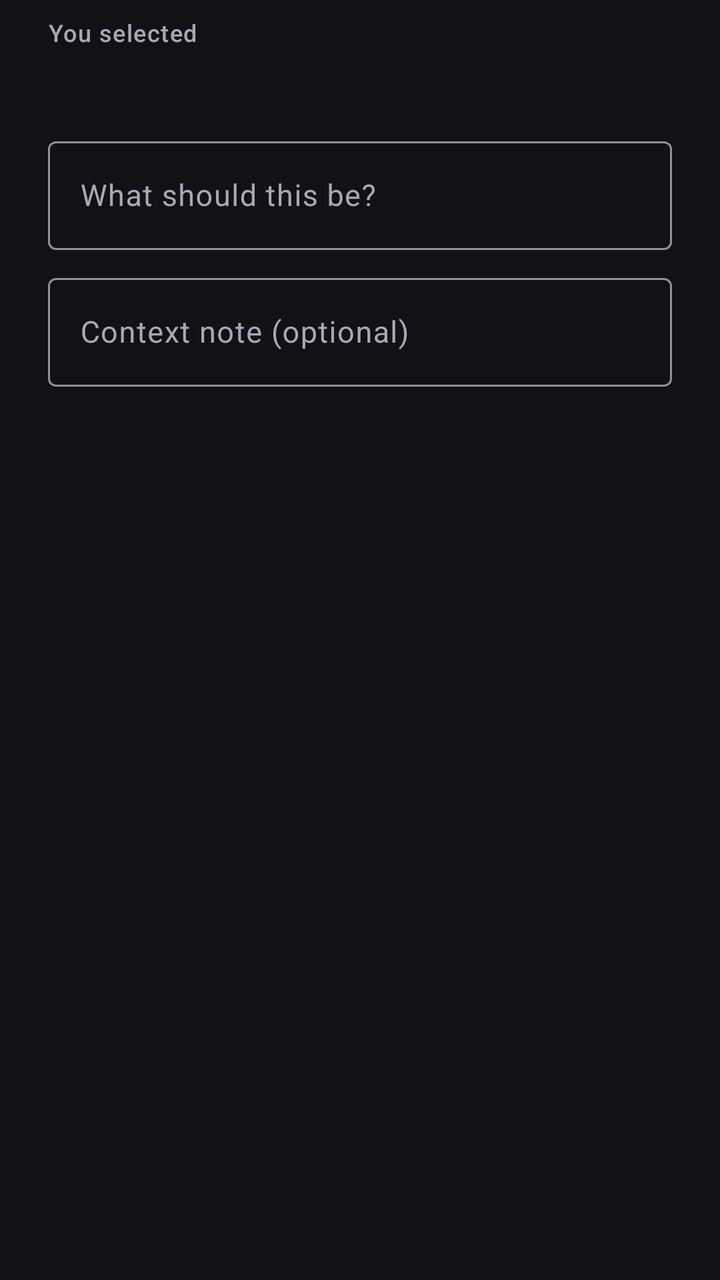
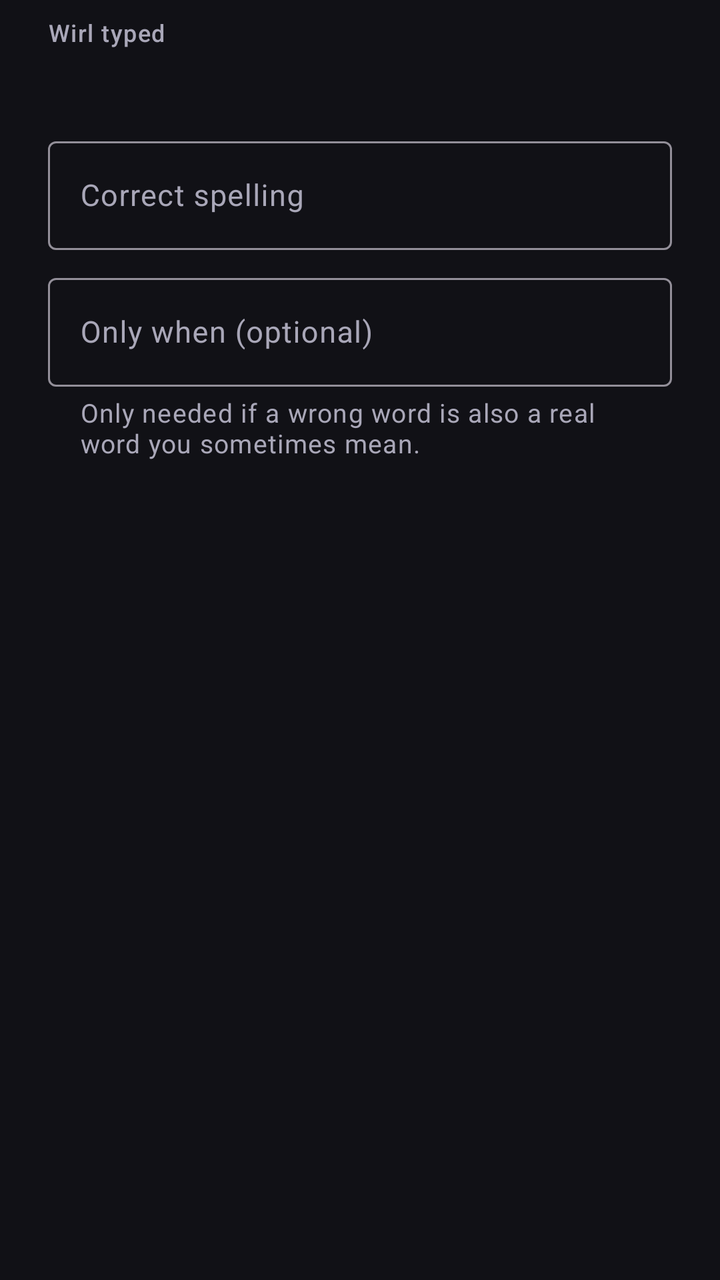

Before-and-after screenshots of an Android layout around one commit, followed by the original layout XML and the change that was made.
<!-- AndroidManifest.xml: application theme Theme.Wirl -->
<!-- res/layout/dialog_quick_add.xml -->
<?xml version="1.0" encoding="utf-8"?>
<LinearLayout xmlns:android="http://schemas.android.com/apk/res/android"
    xmlns:app="http://schemas.android.com/apk/res-auto"
    android:layout_width="match_parent"
    android:layout_height="wrap_content"
    android:orientation="vertical"
    android:paddingStart="24dp"
    android:paddingTop="8dp"
    android:paddingEnd="24dp">

    <TextView
        android:id="@+id/selectedLabel"
        android:layout_width="wrap_content"
        android:layout_height="wrap_content"
        android:text="@string/quick_add_selected"
        android:textAppearance="?attr/textAppearanceLabelMedium" />

    <TextView
        android:id="@+id/selected"
        android:layout_width="match_parent"
        android:layout_height="wrap_content"
        android:layout_marginTop="4dp"
        android:textAppearance="?attr/textAppearanceBodyLarge"
        android:textStyle="italic" />

    <com.google.android.material.textfield.TextInputLayout
        style="@style/Widget.Material3.TextInputLayout.OutlinedBox"
        android:layout_width="match_parent"
        android:layout_height="wrap_content"
        android:layout_marginTop="16dp"
        android:hint="@string/quick_add_term">
        <com.google.android.material.textfield.TextInputEditText
            android:id="@+id/quickTerm"
            android:layout_width="match_parent"
            android:layout_height="wrap_content"
            android:inputType="text"
            android:singleLine="true" />
    </com.google.android.material.textfield.TextInputLayout>

    <com.google.android.material.textfield.TextInputLayout
        style="@style/Widget.Material3.TextInputLayout.OutlinedBox"
        android:layout_width="match_parent"
        android:layout_height="wrap_content"
        android:layout_marginTop="8dp"
        android:hint="@string/dictionary_entry_note">
        <com.google.android.material.textfield.TextInputEditText
            android:id="@+id/quickNote"
            android:layout_width="match_parent"
            android:layout_height="wrap_content"
            android:inputType="textMultiLine|textCapSentences" />
    </com.google.android.material.textfield.TextInputLayout>
</LinearLayout>
<!-- resources referenced by this layout -->
<resources>
  <string name="dictionary_entry_note">Context note (optional)</string>
  <string name="quick_add_selected">You selected</string>
  <string name="quick_add_term">What should this be?</string>
  <style name="Theme.Wirl" parent="Theme.Material3.Dark.NoActionBar">
          <item name="colorPrimary">@color/settings_accent</item>
          <item name="colorOnPrimary">@color/settings_bg</item>
          <item name="colorPrimaryContainer">@color/brand_light</item>
          <item name="colorOnPrimaryContainer">@color/brand_dark</item>
          <item name="colorSecondary">@color/settings_accent</item>
          <item name="colorSurface">@color/settings_bg</item>
          <item name="colorOnSurface">@color/settings_text</item>
          <item name="colorOnSurfaceVariant">@color/settings_text_secondary</item>
          <item name="colorSurfaceContainerLow">@color/settings_card</item>
          <item name="colorSurfaceContainer">@color/settings_card</item>
          <item name="colorSurfaceContainerHigh">@color/settings_card</item>
          <item name="colorSurfaceContainerHighest">@color/settings_card</item>
          <item name="colorOutlineVariant">@color/settings_border</item>
          <item name="android:colorBackground">@color/settings_bg</item>
          <item name="android:textColorPrimary">@color/settings_text</item>
          <item name="android:textColorSecondary">@color/settings_text_secondary</item>
          <item name="android:statusBarColor">@color/settings_bg</item>
          <item name="android:navigationBarColor">@color/settings_bg</item>
          <item name="textAppearanceTitleLarge">@style/Wirl.TextAppearance.Title</item>
          <item name="textAppearanceTitleMedium">@style/Wirl.TextAppearance.TitleMedium</item>
          <item name="textAppearanceBodyLarge">@style/Wirl.TextAppearance.Body</item>
          <item name="textAppearanceBodyMedium">@style/Wirl.TextAppearance.BodyMedium</item>
          <item name="textAppearanceBodySmall">@style/Wirl.TextAppearance.Caption</item>
          <item name="textAppearanceLabelLarge">@style/Wirl.TextAppearance.BodyMedium</item>
      </style>
  <color name="settings_accent">#8C7CF7</color>
  <color name="settings_bg">#111116</color>
  <color name="brand_light">#2A2650</color>
  <color name="brand_dark">#B3A9FF</color>
  <color name="settings_text">#F2F1F7</color>
  <color name="settings_text_secondary">#A9A7B8</color>
  <color name="settings_card">#1C1B24</color>
  <color name="settings_border">#2C2A38</color>
  <style name="Wirl.TextAppearance.Title" parent="TextAppearance.Material3.TitleLarge">
          <item name="android:fontFamily">@font/manrope</item>
          <item name="android:textSize">22sp</item>
      </style>
  <style name="Wirl.TextAppearance.TitleMedium" parent="TextAppearance.Material3.TitleMedium">
          <item name="android:fontFamily">@font/manrope</item>
          <item name="android:textSize">17sp</item>
      </style>
  <style name="Wirl.TextAppearance.Body" parent="TextAppearance.Material3.BodyLarge">
          <item name="android:fontFamily">@font/manrope</item>
          <item name="android:textSize">15sp</item>
      </style>
  <style name="Wirl.TextAppearance.BodyMedium" parent="TextAppearance.Material3.BodyMedium">
          <item name="android:fontFamily">@font/manrope</item>
          <item name="android:textSize">14sp</item>
      </style>
  <style name="Wirl.TextAppearance.Caption" parent="TextAppearance.Material3.BodySmall">
          <item name="android:fontFamily">@font/manrope</item>
          <item name="android:textSize">13sp</item>
      </style>
</resources>

<!-- the commit's change to res/layout/dialog_quick_add.xml (unified diff, before → after) -->
@@ -28,7 +28,8 @@
         android:layout_width="match_parent"
         android:layout_height="wrap_content"
         android:layout_marginTop="16dp"
-        android:hint="@string/quick_add_term">
+        android:hint="@string/quick_add_term"
+        app:placeholderText="@string/quick_add_term_hint">
         <com.google.android.material.textfield.TextInputEditText
             android:id="@+id/quickTerm"
             android:layout_width="match_parent"
@@ -42,7 +43,10 @@
         android:layout_width="match_parent"
         android:layout_height="wrap_content"
         android:layout_marginTop="8dp"
-        android:hint="@string/dictionary_entry_note">
+        android:hint="@string/dictionary_entry_note"
+        app:placeholderText="@string/dictionary_entry_note_hint"
+        app:helperText="@string/dictionary_entry_note_helper"
+        app:helperTextEnabled="true">
         <com.google.android.material.textfield.TextInputEditText
             android:id="@+id/quickNote"
             android:layout_width="match_parent"
<!-- resource entries referenced after the edit -->
@@ -1,8 +1,11 @@
 <!-- resources referenced by this layout -->
 <resources>
-  <string name="dictionary_entry_note">Context note (optional)</string>
-  <string name="quick_add_selected">You selected</string>
-  <string name="quick_add_term">What should this be?</string>
+  <string name="dictionary_entry_note">Only when (optional)</string>
+  <string name="dictionary_entry_note_helper">Only needed if a wrong word is also a real word you sometimes mean.</string>
+  <string name="dictionary_entry_note_hint">e.g. my brother\'s name, not the verb</string>
+  <string name="quick_add_selected">Wirl typed</string>
+  <string name="quick_add_term">Correct spelling</string>
+  <string name="quick_add_term_hint">What you want typed instead</string>
   <style name="Theme.Wirl" parent="Theme.Material3.Dark.NoActionBar">
           <item name="colorPrimary">@color/settings_accent</item>
           <item name="colorOnPrimary">@color/settings_bg</item>
